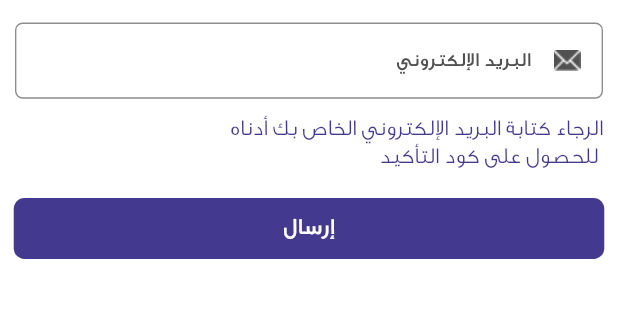
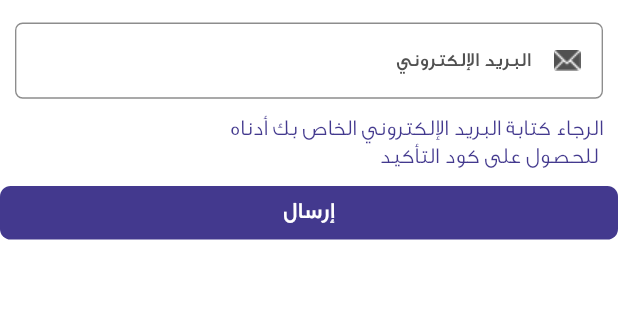
Before and after one commit to MahmedRahman/Tirhaly, a Flutter app: the ForgetPasswordView screen opened directly, on a phone screen of 412 x 824 dp, the part 116-436 px from its top. Run offline on Flutter 3.47's test engine with Material 2 defaults, Android fonts, the phone set to English and light mode, and no system bars; our stand-ins replace flutter_screenutil, flutter_svg, get, rive; statements that could not run were skipped.

Commit message:
remove padding and edi height

```diff
--- a/lib/features/auth/presentation/widgets/login_button.dart
+++ b/lib/features/auth/presentation/widgets/login_button.dart
@@ -11,11 +11,6 @@ Widget LoginButton({
 }) =>
     Hero(
       tag: "LoginButton",
-      child: Padding(
-        padding: EdgeInsets.symmetric(
-          horizontal: 8.w,
-          vertical: 8.h,
-        ),
       child: Material(
         shape: RoundedRectangleBorder(
           borderRadius: BorderRadius.circular(7.r),
@@ -26,7 +21,7 @@ Widget LoginButton({
           materialTapTargetSize: MaterialTapTargetSize.shrinkWrap,
           onPressed: onPressed,
           minWidth: Get.width,
-            height: 40.h,
+          height: 35.3.h,
           child: Text(
             title,
             style: Theme.of(Get.context!).textTheme.headlineMedium!.copyWith(
@@ -36,5 +31,4 @@ Widget LoginButton({
           ),
         ),
       ),
-      ),
     );
```
Lines whose indentation alone changed are shown as unchanged.
